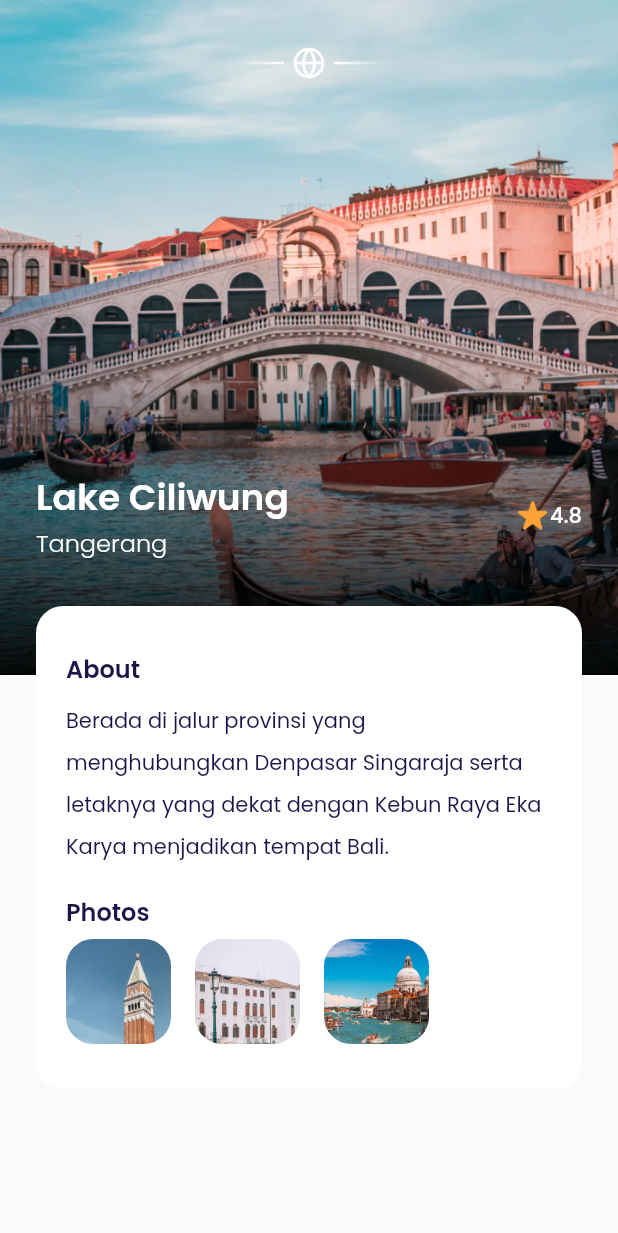
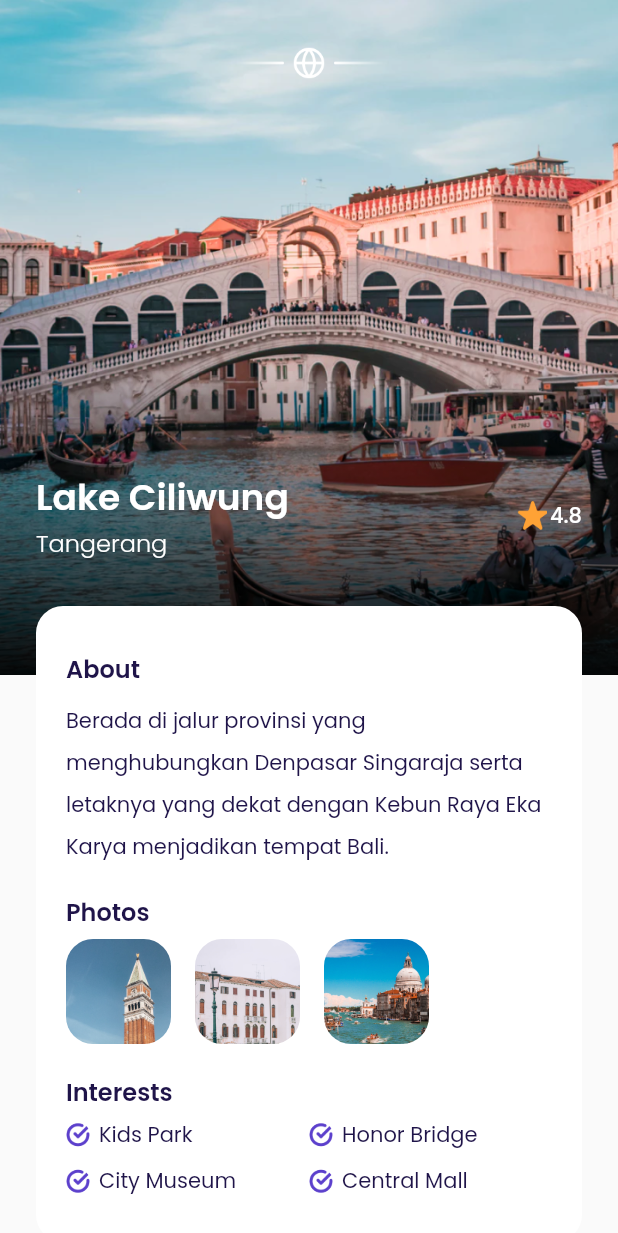
Before and after one commit to RidhaAF/airplane_app, a Flutter app: the DetailPage screen opened directly, on a phone screen of 412 x 824 dp. Shown: the top 1233 px of the screen. Run offline on Flutter 3.47's test engine with Material 2 defaults, Android fonts, the phone set to English and light mode, and no system bars; our stand-ins replace google_fonts.

Commit message:
Detail Page - Interests

```diff
--- a/lib/ui/pages/detail_page.dart
+++ b/lib/ui/pages/detail_page.dart
@@ -1,4 +1,5 @@
 import 'package:airplane_app/shared/theme.dart';
+import 'package:airplane_app/ui/widgets/interest_item.dart';
 import 'package:airplane_app/ui/widgets/photo_item.dart';
 import 'package:flutter/material.dart';
 
@@ -39,7 +40,8 @@ class DetailPage extends StatelessWidget {
     }
 
     Widget content() {
-      return Container(
+      return SingleChildScrollView(
+        child: Container(
           width: double.infinity,
           margin: EdgeInsets.symmetric(horizontal: defaultMargin),
           child: Column(
@@ -163,10 +165,43 @@ class DetailPage extends StatelessWidget {
                         ),
                       ],
                     ),
+
+                    // NOTE: INTEREST
+                    SizedBox(height: 20),
+                    Text(
+                      'Interests',
+                      style: blackTextStyle.copyWith(
+                        fontSize: 16,
+                        fontWeight: semiBold,
+                      ),
+                    ),
+                    SizedBox(height: 6),
+                    Row(
+                      children: [
+                        InterestItem(
+                          text: 'Kids Park',
+                        ),
+                        InterestItem(
+                          text: 'Honor Bridge',
+                        ),
+                      ],
+                    ),
+                    SizedBox(height: 10),
+                    Row(
+                      children: [
+                        InterestItem(
+                          text: 'City Museum',
+                        ),
+                        InterestItem(
+                          text: 'Central Mall',
+                        ),
+                      ],
+                    ),
                   ],
                 ),
               ),
             ],
+          ),
         ),
       );
     }
--- /dev/null
+++ b/lib/ui/widgets/interest_item.dart
@@ -0,0 +1,37 @@
+import 'package:airplane_app/shared/theme.dart';
+import 'package:flutter/material.dart';
+
+class InterestItem extends StatelessWidget {
+  final String text;
+
+  const InterestItem({
+    Key? key,
+    required this.text,
+  }) : super(key: key);
+
+  @override
+  Widget build(BuildContext context) {
+    return Expanded(
+      child: Row(
+        children: [
+          Container(
+            height: 16,
+            width: 16,
+            margin: EdgeInsets.only(right: 6),
+            decoration: BoxDecoration(
+              borderRadius: BorderRadius.circular(defaultRadius),
+              image: DecorationImage(
+                fit: BoxFit.cover,
+                image: AssetImage('assets/icon_check.png'),
+              ),
+            ),
+          ),
+          Text(
+            text,
+            style: blackTextStyle,
+          ),
+        ],
+      ),
+    );
+  }
+}
```
Lines whose indentation alone changed are shown as unchanged.
